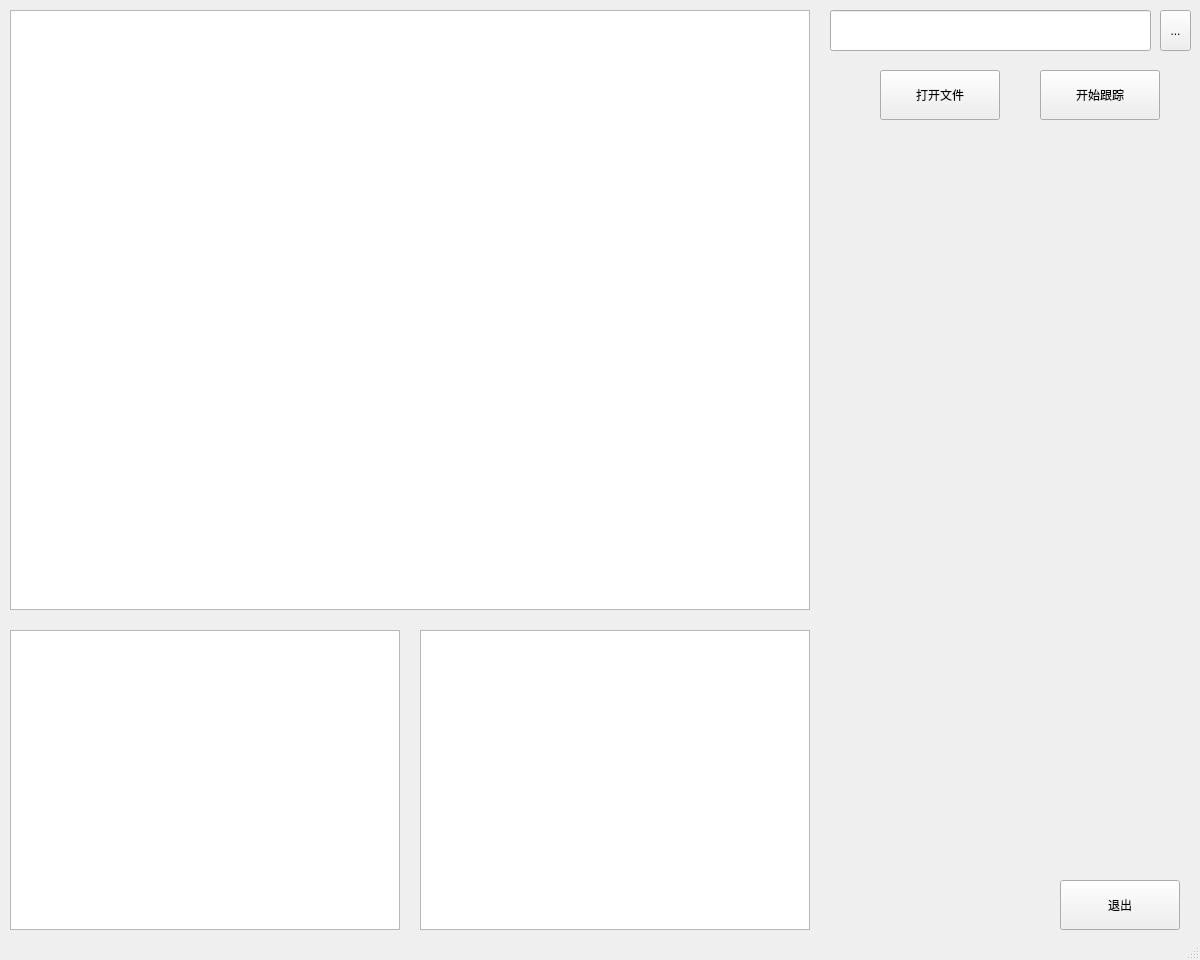
Above: gui/ws_tracing.ui from hanhiver/welding_seam before the change. Below: the same form after it.
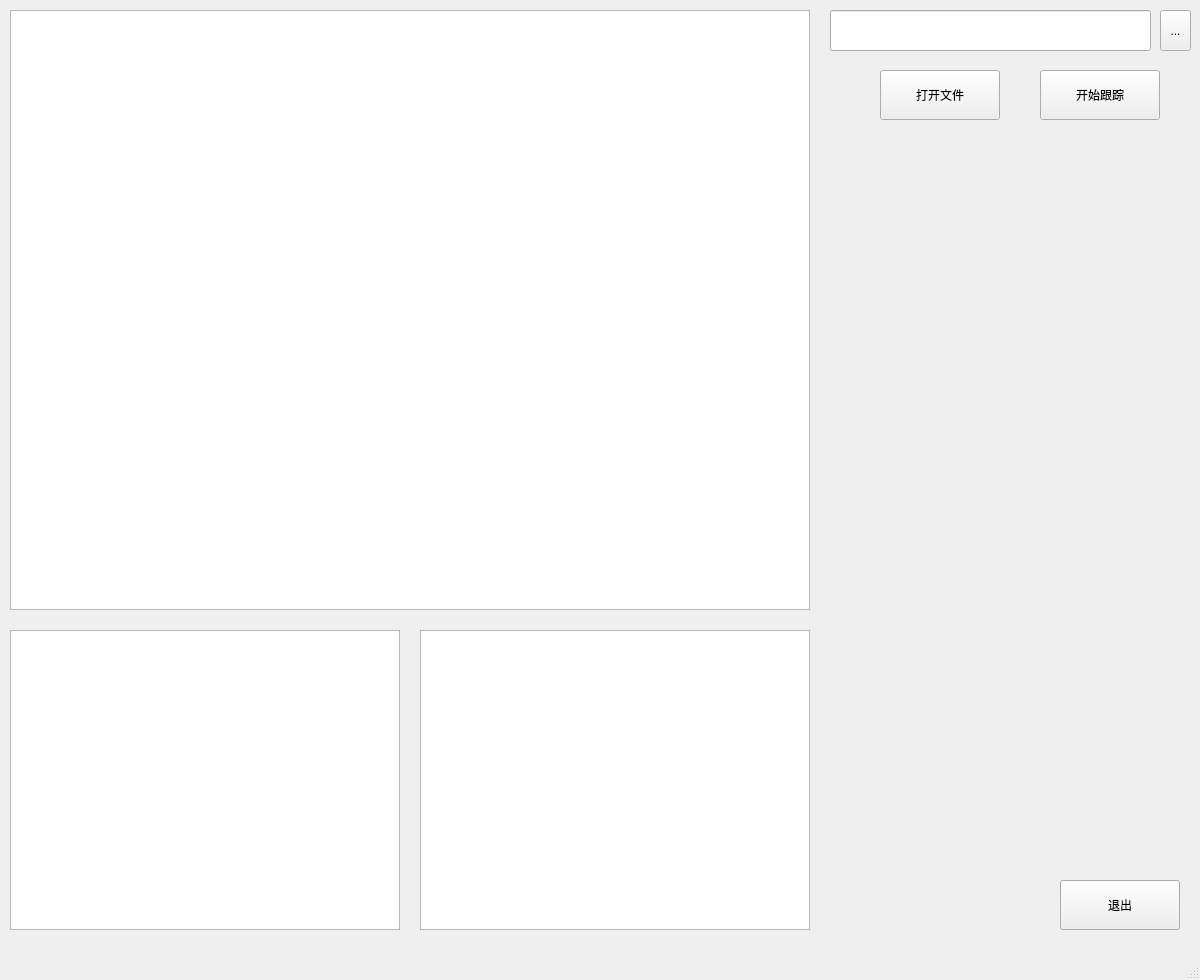
That is the form after the change.

Diff of the .ui file:
```diff
--- a/gui/ws_tracing.ui
+++ b/gui/ws_tracing.ui
@@ -7,19 +7,19 @@
     <x>0</x>
     <y>0</y>
     <width>1200</width>
-    <height>960</height>
+    <height>980</height>
    </rect>
   </property>
   <property name="minimumSize">
    <size>
     <width>1200</width>
-    <height>960</height>
+    <height>980</height>
    </size>
   </property>
   <property name="maximumSize">
    <size>
-    <width>1200</width>
-    <height>960</height>
+    <width>12000</width>
+    <height>9800</height>
    </size>
   </property>
   <property name="windowTitle">
```
Left out of the diff: 2 changed lines with no effect on the pictures.
